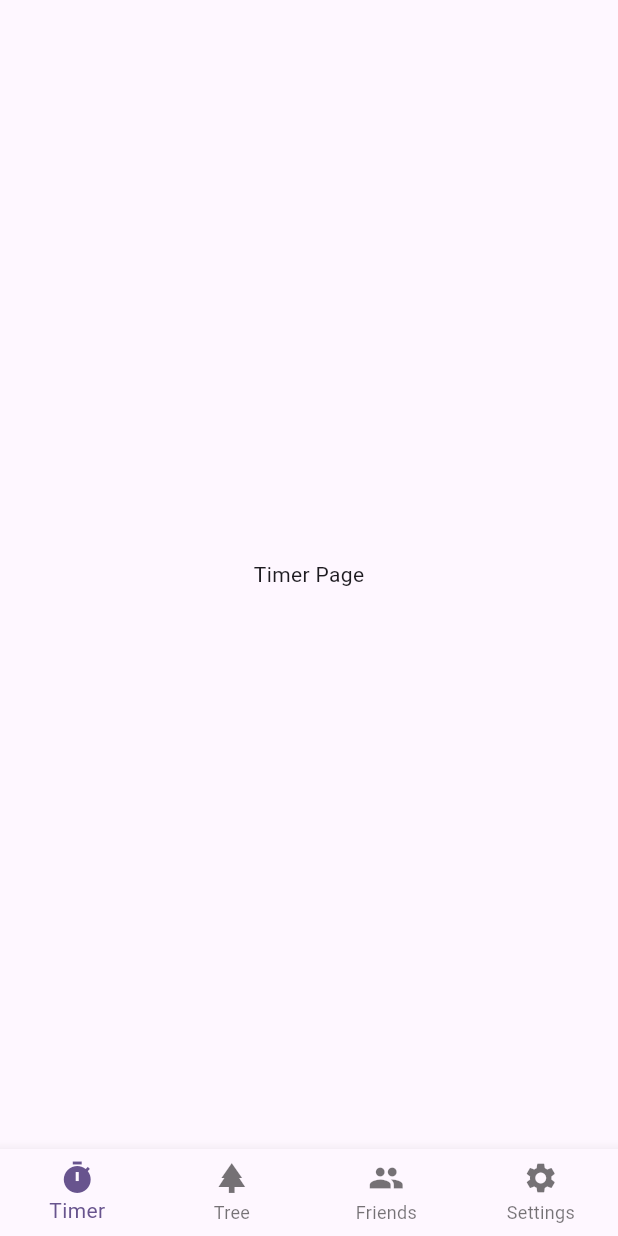
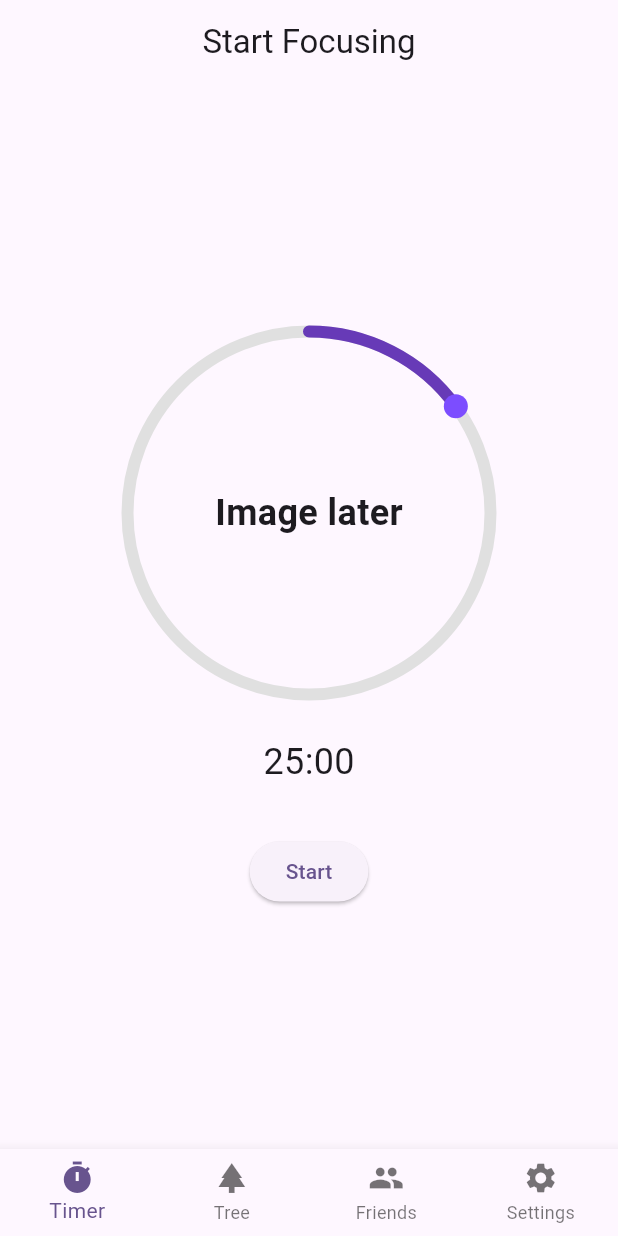
Before and after one commit to Juliangames/phone_away, a Flutter app: the screen it shows after launch, on a phone screen of 412 x 824 dp. Run offline on Flutter 3.47's test engine with Material 3 defaults, Android fonts, the phone set to English and light mode, and no system bars; drawn by our look-alikes of sleek_circular_slider.

Commit message:
SimpleTimer page

```diff
--- a/lib/screens/timer_page.dart
+++ b/lib/screens/timer_page.dart
@@ -1,10 +1,146 @@
+import 'dart:async';
 import 'package:flutter/material.dart';
+import 'package:sleek_circular_slider/sleek_circular_slider.dart';
 
-class TimerPage extends StatelessWidget {
+class TimerPage extends StatefulWidget {
   const TimerPage({super.key});
 
   @override
+  State<TimerPage> createState() => _TimerPageState();
+}
+
+class _TimerPageState extends State<TimerPage> {
+  bool isRunning = false;
+  int selectedSeconds = 1500; // default 25 min
+  int remainingSeconds = 1500;
+  Timer? timer;
+
+  void startTimer() {
+    setState(() {
+      isRunning = true;
+    });
+
+    timer = Timer.periodic(const Duration(seconds: 1), (t) {
+      if (remainingSeconds > 0) {
+        setState(() {
+          remainingSeconds--;
+        });
+      } else {
+        stopTimer();
+      }
+    });
+  }
+
+  void stopTimer() {
+    timer?.cancel();
+    setState(() {
+      isRunning = false;
+      remainingSeconds = selectedSeconds;
+    });
+  }
+
+  void onTimeChanged(double value) {
+    setState(() {
+      selectedSeconds = value.toInt();
+      remainingSeconds = selectedSeconds;
+    });
+  }
+
+  String formatTime(int seconds) {
+    final min = (seconds ~/ 60).toString().padLeft(2, '0');
+    final sec = (seconds % 60).toString().padLeft(2, '0');
+    return '$min:$sec';
+  }
+
+  @override
   Widget build(BuildContext context) {
-    return const Center(child: Text('Timer Page'));
+    final title = isRunning ? 'Stay Focused' : 'Start Focusing';
+
+    return Scaffold(
+      appBar: AppBar(title: Text(title), centerTitle: true),
+      body: Center(
+        child: Column(
+          mainAxisAlignment: MainAxisAlignment.center,
+          children: [
+            // Circle: Either time picker or progress
+            SizedBox(
+              height: 250,
+              width: 250,
+              child: Stack(
+                alignment: Alignment.center,
+                children: [
+                  CircularProgressIndicator(
+                    value:
+                        isRunning
+                            ? 1 - (remainingSeconds / selectedSeconds)
+                            : 0,
+                    strokeWidth: 6,
+                  ),
+                  isRunning
+                      ? Text(
+                        formatTime(remainingSeconds),
+                        style: const TextStyle(fontSize: 32),
+                      )
+                      : SleekCircularSlider(
+                        min: 0,
+                        max: 10000,
+                        initialValue: selectedSeconds.toDouble(),
+                        onChange: (value) {
+                          onTimeChanged(value);
+                        },
+                        innerWidget: (value) {
+                          return Center(
+                            child: Text(
+                              "Image later",
+                              style: const TextStyle(
+                                fontSize: 24,
+                                fontWeight: FontWeight.bold,
+                              ),
+                            ),
+                          );
+                        },
+                        appearance: CircularSliderAppearance(
+                          customWidths: CustomSliderWidths(
+                            trackWidth: 8,
+                            progressBarWidth: 8,
+                            shadowWidth: 0,
+                            handlerSize: 8,
+                          ),
+                          size: 250,
+                          startAngle: 270,
+                          angleRange: 360,
+                          customColors: CustomSliderColors(
+                            progressBarColor: Colors.deepPurple,
+                            trackColor: Colors.grey.shade300,
+                            dotColor: Colors.deepPurpleAccent,
+                          ),
+                          infoProperties: InfoProperties(
+                            modifier: (double value) => '',
+                          ),
+                        ),
+                      ),
+                ],
+              ),
+            ),
+            const SizedBox(height: 24),
+
+            // Display time (only when NOT running)
+            if (!isRunning)
+              Text(
+                formatTime(selectedSeconds),
+                style: const TextStyle(fontSize: 24),
+              ),
+
+            const SizedBox(height: 32),
+
+            // Start / Stop button
+            ElevatedButton(
+              onPressed: isRunning ? stopTimer : startTimer,
+              child: Text(isRunning ? 'Stop' : 'Start'),
+            ),
+          ],
+        ),
+      ),
+    );
   }
 }
--- a/pubspec.yaml
+++ b/pubspec.yaml
@@ -2,7 +2,7 @@ name: phone_away
 description: "A new Flutter project."
 # The following line prevents the package from being accidentally published to
 # pub.dev using `flutter pub publish`. This is preferred for private packages.
-publish_to: 'none' # Remove this line if you wish to publish to pub.dev
+publish_to: "none" # Remove this line if you wish to publish to pub.dev
 
 # The following defines the version and build number for your application.
 # A version number is three numbers separated by dots, like 1.2.43
@@ -34,6 +34,7 @@ dependencies:
   # The following adds the Cupertino Icons font to your application.
   # Use with the CupertinoIcons class for iOS style icons.
   cupertino_icons: ^1.0.8
+  sleek_circular_slider: ^2.0.1
 
 dev_dependencies:
   flutter_test:
@@ -51,7 +52,6 @@ dev_dependencies:
 
 # The following section is specific to Flutter packages.
 flutter:
-
   # The following line ensures that the Material Icons font is
   # included with your application, so that you can use the icons in
   # the material Icons class.
```
Also changed, not shown: pubspec.lock.
